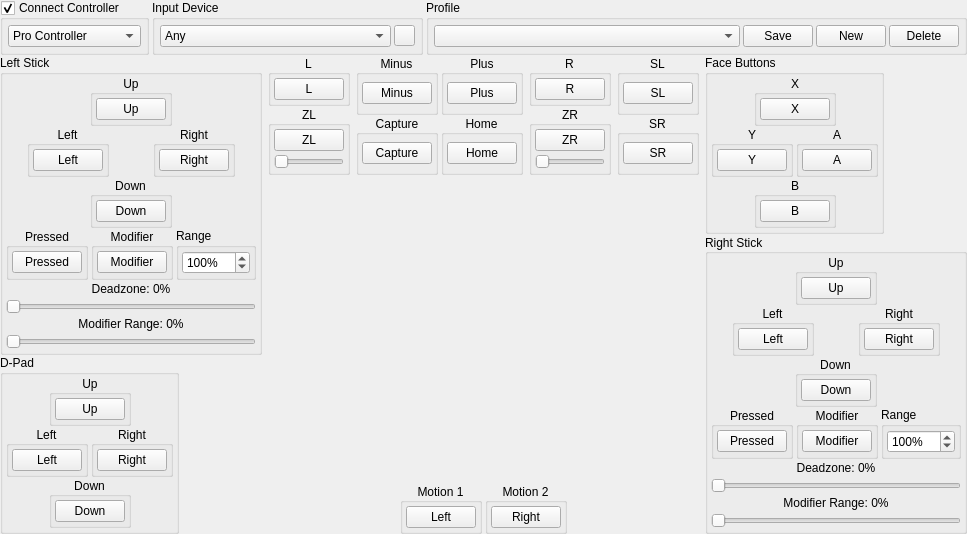
yuzu-emu-mirror/yuzu, file src/yuzu/configuration/configure_input_player.ui: the form before one commit.
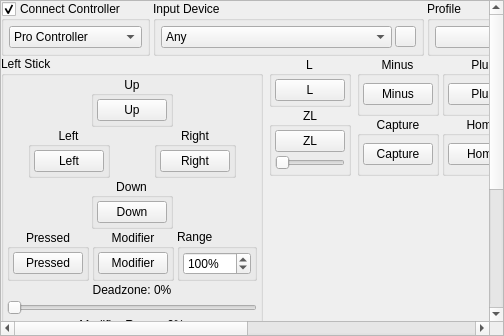
The form after the commit. Icons and pictures are not drawn. Custom widgets are drawn as their Qt base class.

Commit message: config: QScrollArea debug and input

What changed in the file:
```diff
--- a/src/yuzu/configuration/configure_input_player.ui
+++ b/src/yuzu/configuration/configure_input_player.ui
@@ -1,18 +1,11 @@
 <?xml version="1.0" encoding="UTF-8"?>
 <ui version="4.0">
  <class>ConfigureInputPlayer</class>
- <widget class="QWidget" name="ConfigureInputPlayer">
-  <property name="geometry">
-   <rect>
-    <x>0</x>
-    <y>0</y>
-    <width>780</width>
-    <height>487</height>
-   </rect>
+ <widget class="QScrollArea" name="ConfigureInputPlayer">
+  <property name="widgetResizable">
+   <bool>true</bool>
   </property>
-  <property name="windowTitle">
-   <string>Configure Input</string>
-  </property>
+  <widget class="QWidget">
   <layout class="QHBoxLayout" name="horizontalLayout_2">
    <property name="spacing">
     <number>0</number>
@@ -3130,6 +3123,7 @@
     </layout>
    </item>
   </layout>
+  </widget>
  </widget>
   <customwidgets>
     <customwidget>
```
Lines whose indentation alone changed are shown as unchanged. The commit also changes 5 other files.
